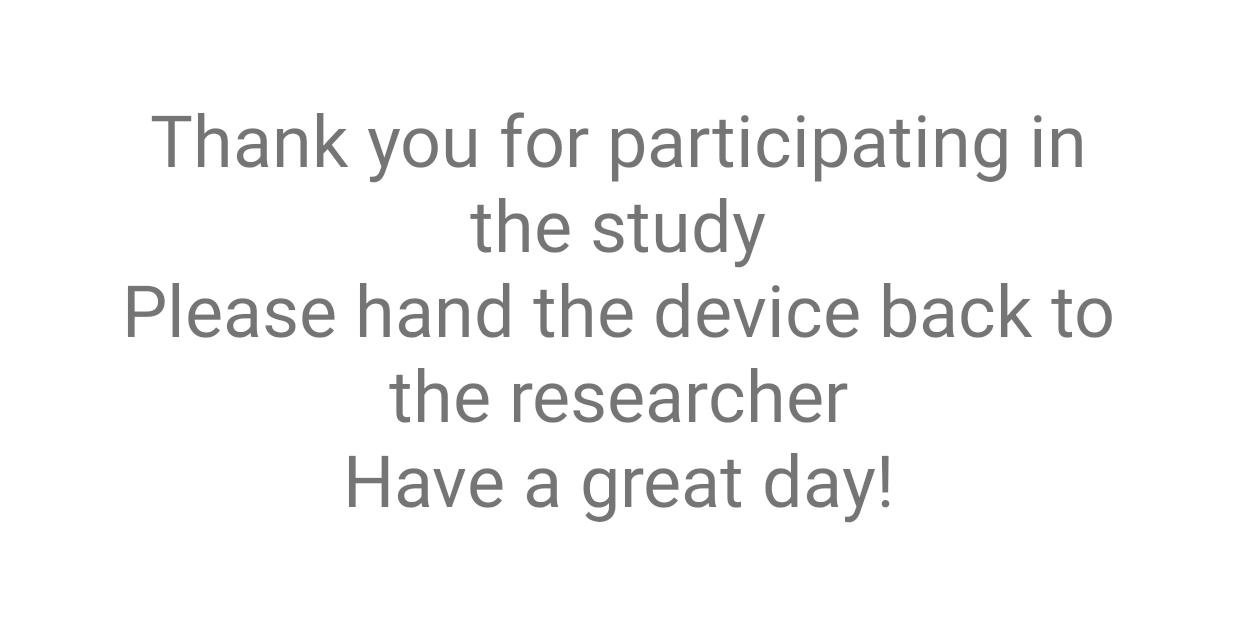
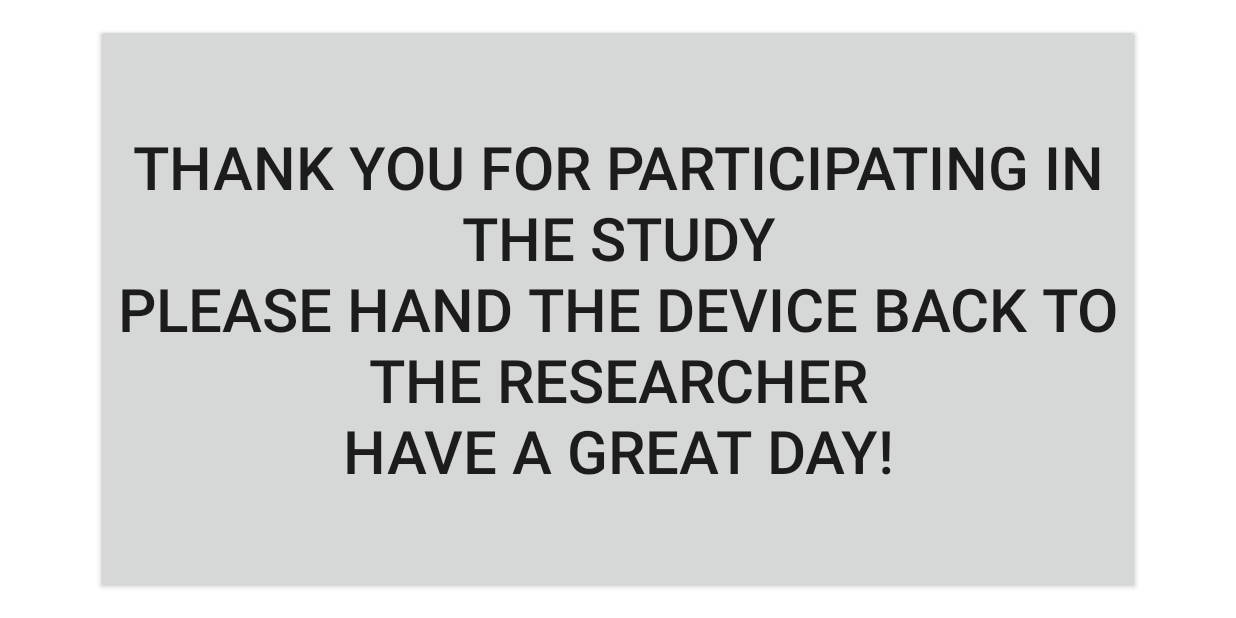
Before and after one commit to 2To3rdPwr/StopSignal, an Android app: the ThankYou screen opened directly, with no data from a screen before it, on a phone screen of 824 x 412 dp (held sideways). Run offline under Robolectric (Android 15) with nearby library versions, the phone set to English and light mode, and no system bars; 17 statements that could not run were skipped.

Commit message:
Duplicating Output Files Bug Squashed
+ Added % Correct Block 1 and % Correct Block 2 to output.
* Files will no longer be duplicated due to ThankYou Activity restarting. User now presses a button to generate the files and close out of the app.
* Changed the naming convention of files to "ParticipantID NON/DISTR Date Time"

```diff
--- a/app/src/main/java/com/example/jake/stopsignal/ThankYou.java
+++ b/app/src/main/java/com/example/jake/stopsignal/ThankYou.java
@@ -6,6 +6,7 @@ import android.support.v7.app.AppCompatActivity;
 import android.os.Bundle;
 import android.util.Log;
 import android.view.KeyEvent;
+import android.view.View;
 
 import java.io.BufferedWriter;
 import java.io.File;
@@ -33,6 +34,9 @@ public class ThankYou extends AppCompatActivity {
     private int vibTime;
     private int noTrials;
     private boolean practiceTrials;
+    double percentCB1;
+    double percentCB2;
+    private boolean parsed = false;
 
     @Override
     public boolean onKeyDown(int keyCode, KeyEvent event) {
@@ -80,18 +84,27 @@ public class ThankYou extends AppCompatActivity {
         this.b2MRT=Double.parseDouble(getIntent().getStringExtra("EXTRA_B2MEAN"));
         this.b2PMRT=Double.parseDouble(getIntent().getStringExtra("EXTRA_B2PMEAN"));
         this.vibTime=Integer.parseInt(getIntent().getStringExtra("EXTRA_VIBTIME"));
-
-        parseData();
+        this.percentCB1=Double.parseDouble(getIntent().getStringExtra("EXTRA_B1CORRECT"));
+        this.percentCB2=Double.parseDouble(getIntent().getStringExtra("EXTRA_B2CORRECT"));
     }
 
     /**
      * Interprets that long-ass string for human consumption
      * @return out: a nicely formatted string fit for emailing
      */
-    public void parseData()
+    public void parseData(View view)
     {
+        if (parsed == false)
+            parsed = true;
+        else
+            return;
         Calendar c = getInstance();
-        String fileName = (c.get(Calendar.MONTH)+1) + "." + c.get(Calendar.DAY_OF_MONTH) + " " + c.get(Calendar.HOUR) + ":" + c.get(Calendar.MINUTE) + ".txt";
+        String nonDistr;
+        if(practiceTrials)
+            nonDistr = "NON";
+        else
+            nonDistr = "DISTR";
+        String fileName = user + " " + nonDistr + " " + (c.get(Calendar.MONTH)+1) + "." + c.get(Calendar.DAY_OF_MONTH) + " " + c.get(Calendar.HOUR) + ":" + c.get(Calendar.MINUTE) + ".txt";
         File file;
         if(practiceTrials)
             file = new File(getDocStorageDir("StopTrialsPractice"), fileName);
@@ -144,10 +157,13 @@ public class ThankYou extends AppCompatActivity {
         out += String.format("%s %.0f %s", "Average response time for block 2: ", b2MRT, "ms\n");
         if(practiceTrials){
         out += String.format("%s %.0f %s", "Average response time for block 1 Practice: ", b1PMRT, "ms\n");
-        out += String.format("%s %.0f %s", "Average response time for block 2 Practice: ", b2PMRT, "ms\n");}
+        out += String.format("%s %.0f %s", "Average response time for block 2 Practice: ", b2PMRT, "ms\n");
+        }
         out += String.format("%s %.0f %s", "Average response time in stop trials: ", stopTimeAve, "ms\n");
         out += String.format("%s %.0f %s", "Average response time in non-stop trials: ", nonStopTimeAve, "ms\n");
         out += String.format("%s %d %s", "Time between vibration and tone: ", vibTime, "ms\n");
+        out += String.format("%s %.0f %s", "Percent Correct Block 1: ", percentCB1, "%\n");
+        out += String.format("%s %.0f %s", "Percent Correct Block 2: ", percentCB2, "%\n");
         out += String.format("%s %.2f %s", "% of stop trials correct: ", percentCorrectStop, "%\n");
         out += String.format("%s %.2f %s", "% of non-stop trials correct: ", percentCorrectGo, "%\n");
         out += String.format("%s %.2f %s", "% of trials that timed out: ", percentTimeout, "%\n");
@@ -183,5 +199,6 @@ public class ThankYou extends AppCompatActivity {
         } catch (IOException e) {
             Log.e("FILE", "file not written to");
         }
+        this.finishAffinity();
     }
 }
--- a/app/src/main/res/layout/activity_thank_you.xml
+++ b/app/src/main/res/layout/activity_thank_you.xml
@@ -11,14 +11,12 @@
     android:background="@color/white"
     tools:context="com.example.jake.stopsignal.ThankYou">
 
-    <TextView
-        android:id="@+id/done_text"
-        android:layout_width="wrap_content"
-        android:layout_height="wrap_content"
-        android:layout_centerInParent="true"
+    <Button
+        android:layout_width="match_parent"
+        android:layout_height="match_parent"
         android:text="Thank you for participating in the study\nPlease hand the device back to the researcher\nHave a great day!"
-        android:background="@color/white"
-        android:textAlignment="center"
-        android:textSize="48dp"/>
+        android:textSize="40dp"
+        android:onClick="parseData"/>
+
 
 </RelativeLayout>
```
Also changed, not shown: app/src/main/java/com/example/jake/stopsignal/Trials.java (+8 -0 lines).
